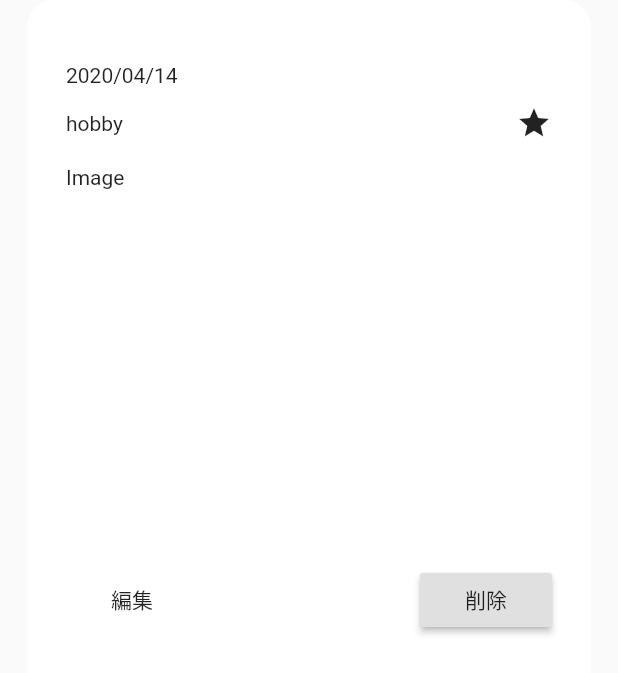
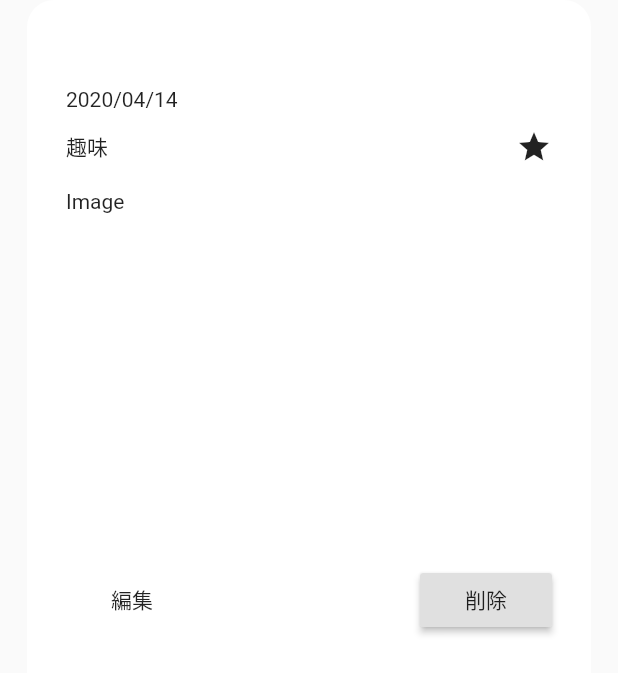
Before and after one commit to UserKazun/relationship_management, a Flutter app: the ItemModal widget shown alone on an empty page, opened directly with empty values, on a phone screen of 412 x 824 dp. Shown: the top 673 px of the screen. Run offline on Flutter 3.47's test engine with Material 2 defaults, Android fonts, the phone set to English and light mode, and no system bars; our stand-ins replace cloud_firestore, firebase_auth, flutter_signin_button, flutter_spinkit, flutter_staggered_animations, google_sign_in and 1 more; accounts and stored records are empty.

Commit message:
Updated item addition flow.

```diff
--- a/lib/src/controllers/items_controller.dart
+++ b/lib/src/controllers/items_controller.dart
@@ -6,6 +6,8 @@ abstract class ItemsController {
   static Future createItem({
     String categoryKey,
     String name,
+    String gender,
+    String character,
     String hobby,
     bool isLiked,
   }) async {
@@ -14,6 +16,8 @@ abstract class ItemsController {
       'uid': user.uid,
       'categoryKey': categoryKey,
       'name': name,
+      'gender': gender,
+      'character': character,
       'hobby': hobby,
       'time': DateTime.now(),
       'isLiked': isLiked,
--- a/lib/src/ui/widgets/item_modal.dart
+++ b/lib/src/ui/widgets/item_modal.dart
@@ -37,6 +37,9 @@ class ItemModal extends StatelessWidget {
                   : '',
             ),
             Text(
+              this.item['name'],
+            ),
+            Text(
               '$formattedDateOpened',
             ),
             Padding(
@@ -45,9 +48,9 @@ class ItemModal extends StatelessWidget {
                 mainAxisAlignment: MainAxisAlignment.spaceBetween,
                 children: <Widget>[
                   Text(
-                    'hobby'
+                    '趣味'
                   ),
-                  // todo: conversion bottom
+                  // todo: ボタン化する
                   Icon(
                       Icons.star
                   ),
@@ -76,7 +79,7 @@ class ItemModal extends StatelessWidget {
                     '編集'
                   ),
                   onPressed: () {
-
+                    // todo: 予めデータがある場合の編集画面を作る
                   },
                 ),
                 RaisedButton(
```
Also changed, not shown: lib/src/ui/screens/create_form_screen.dart (+37 -23 lines).
